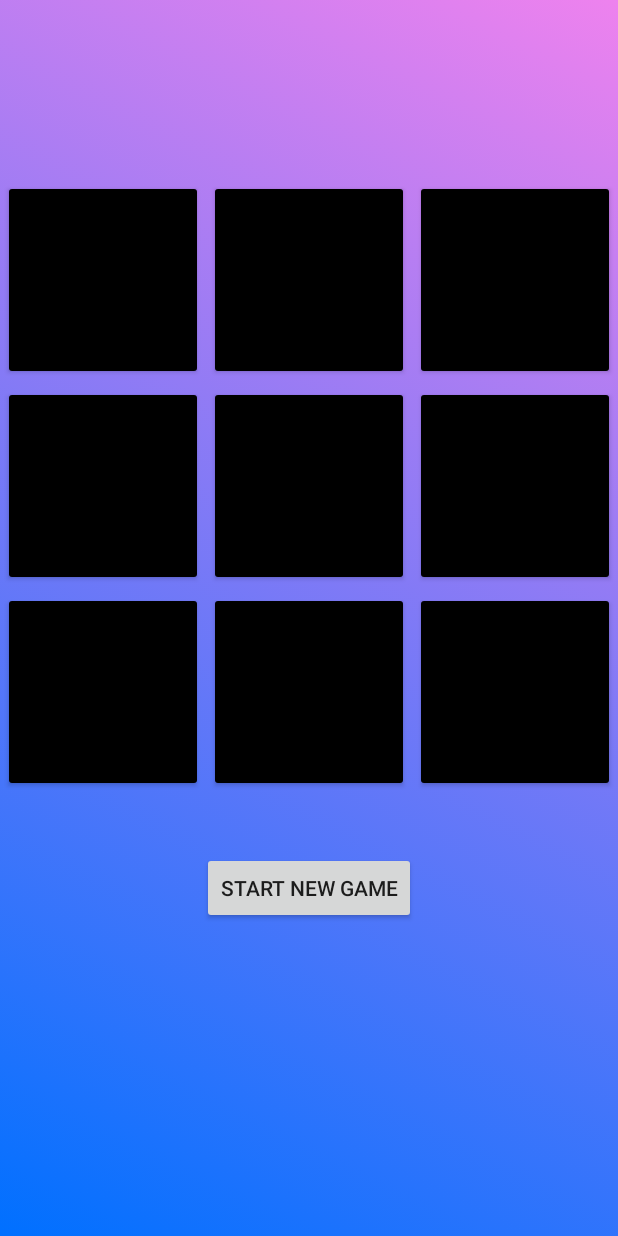
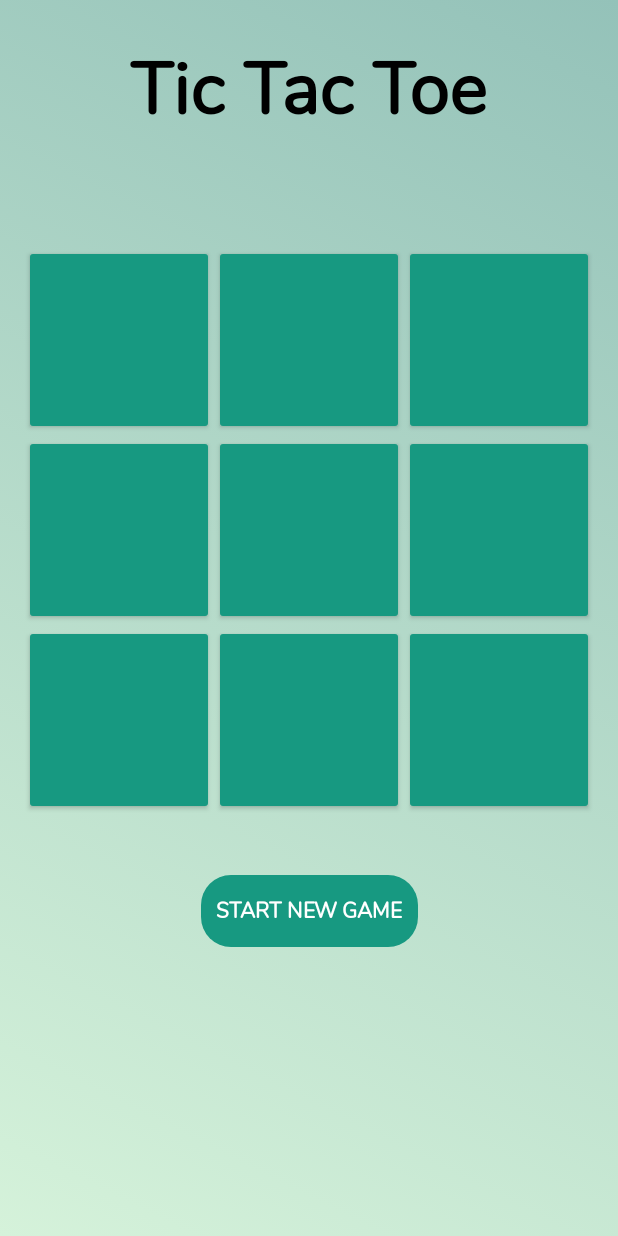
Before and after one commit to tylerbfink/TicTacToe, an Android app: the GamePlay screen opened directly, with no data from a screen before it, on a phone screen of 412 x 824 dp. Run offline under Robolectric (Android 15) with nearby library versions, the phone set to English and light mode, and no system bars.

Commit message:
-colour scheme final

```diff
--- a/app/build.gradle
+++ b/app/build.gradle
@@ -32,6 +32,7 @@ dependencies {
     implementation 'androidx.appcompat:appcompat:1.3.1'
     implementation 'com.google.android.material:material:1.4.0'
     implementation 'androidx.constraintlayout:constraintlayout:2.1.1'
+    implementation 'androidx.gridlayout:gridlayout:1.0.0'
     testImplementation 'junit:junit:4.+'
     androidTestImplementation 'androidx.test.ext:junit:1.1.3'
     androidTestImplementation 'androidx.test.espresso:espresso-core:3.4.0'
--- a/app/src/main/res/drawable/gradient_background.xml
+++ b/app/src/main/res/drawable/gradient_background.xml
@@ -6,8 +6,8 @@
 
             <gradient
                 android:type="linear"
-                android:startColor="#0070FF"
-                android:endColor="#ee82ee"
+                android:startColor="#d5f2da"
+                android:endColor="#94c2b9"
                 android:angle="45"
                 />
         </shape>
--- /dev/null
+++ b/app/src/main/res/drawable/rounded_corners.xml
@@ -0,0 +1,11 @@
+<?xml version="1.0" encoding="utf-8"?>
+<shape xmlns:android="http://schemas.android.com/apk/res/android">
+    <corners android:radius="20dp" />
+
+    <padding
+        android:bottom="10dp"
+        android:left="10dp"
+        android:right="10dp"
+        android:top="10dp" />
+
+</shape>
--- a/app/src/main/res/layout/activity_game_play.xml
+++ b/app/src/main/res/layout/activity_game_play.xml
@@ -7,104 +7,137 @@
     android:background="@drawable/gradient_background"
     tools:context=".GamePlay">
 
+    <TextView
+        android:id="@+id/title_play"
+        android:layout_width="wrap_content"
+        android:layout_height="wrap_content"
+        android:layout_marginTop="24dp"
+        android:fontFamily="@font/nunito"
+        android:text="@string/welcome_main"
+        android:textColor="#000000"
+        android:textSize="48sp"
+        android:textStyle="bold"
+        app:layout_constraintEnd_toEndOf="parent"
+        app:layout_constraintStart_toStartOf="parent"
+        app:layout_constraintTop_toTopOf="parent" />
+
     <Button
         android:id="@+id/button_zero"
-        style="@style/regular_button"
+        style="@style/play_button"
         android:layout_width="0dp"
         android:layout_height="0dp"
-        android:layout_marginTop="120dp"
+        android:layout_marginStart="16dp"
+        android:layout_marginTop="30dp"
+        android:gravity="center"
+        app:layout_constraintBottom_toTopOf="@+id/button_three"
         app:layout_constraintDimensionRatio="1"
         app:layout_constraintEnd_toStartOf="@+id/button_one"
         app:layout_constraintHorizontal_chainStyle="packed"
         app:layout_constraintStart_toStartOf="parent"
-        app:layout_constraintTop_toTopOf="parent" />
+        app:layout_constraintTop_toBottomOf="@+id/title_play"
+        app:layout_constraintVertical_chainStyle="packed" />
 
     <Button
         android:id="@+id/button_one"
-        style="@style/regular_button"
+        style="@style/play_button"
         android:layout_width="0dp"
         android:layout_height="0dp"
-        android:layout_marginTop="120dp"
+        android:gravity="center"
+        app:layout_constraintBottom_toBottomOf="@+id/button_zero"
         app:layout_constraintDimensionRatio="1"
         app:layout_constraintEnd_toStartOf="@+id/button_two"
-        app:layout_constraintStart_toEndOf="@+id/button_zero"
-        app:layout_constraintTop_toTopOf="parent" />
+        app:layout_constraintStart_toEndOf="@id/button_zero"
+        app:layout_constraintTop_toTopOf="@id/button_zero" />
 
     <Button
         android:id="@+id/button_two"
-        style="@style/regular_button"
+        style="@style/play_button"
         android:layout_width="0dp"
         android:layout_height="0dp"
-        android:layout_marginTop="120dp"
+        android:layout_marginEnd="16dp"
+        android:gravity="center"
+        app:layout_constraintBottom_toBottomOf="@+id/button_zero"
         app:layout_constraintDimensionRatio="1"
         app:layout_constraintEnd_toEndOf="parent"
-        app:layout_constraintStart_toEndOf="@+id/button_one"
-        app:layout_constraintTop_toTopOf="parent" />
+        app:layout_constraintStart_toEndOf="@id/button_one"
+        app:layout_constraintTop_toTopOf="@id/button_zero" />
 
     <Button
         android:id="@+id/button_three"
-        style="@style/regular_button"
+        style="@style/play_button"
         android:layout_width="0dp"
         android:layout_height="0dp"
+        android:gravity="center"
+        app:layout_constraintBottom_toTopOf="@+id/button_six"
         app:layout_constraintDimensionRatio="1"
-        app:layout_constraintEnd_toStartOf="@+id/button_four"
-        app:layout_constraintHorizontal_chainStyle="packed"
-        app:layout_constraintStart_toStartOf="parent"
-        app:layout_constraintTop_toBottomOf="@+id/button_zero" />
+        app:layout_constraintEnd_toEndOf="@id/button_zero"
+        app:layout_constraintStart_toStartOf="@id/button_zero"
+        app:layout_constraintTop_toBottomOf="@id/button_zero" />
 
     <Button
         android:id="@+id/button_four"
-        style="@style/regular_button"
+        style="@style/play_button"
         android:layout_width="0dp"
         android:layout_height="0dp"
+        android:gravity="center"
         app:layout_constraintDimensionRatio="1"
-        app:layout_constraintEnd_toStartOf="@+id/button_five"
-        app:layout_constraintStart_toEndOf="@+id/button_three"
-        app:layout_constraintTop_toBottomOf="@+id/button_one" />
+        app:layout_constraintBottom_toBottomOf="@+id/button_three"
+        app:layout_constraintEnd_toEndOf="@+id/button_one"
+        app:layout_constraintStart_toStartOf="@+id/button_one"
+        app:layout_constraintTop_toTopOf="@id/button_three" />
 
     <Button
         android:id="@+id/button_five"
-        style="@style/regular_button"
+        style="@style/play_button"
         android:layout_width="0dp"
         android:layout_height="0dp"
+        android:gravity="center"
         app:layout_constraintDimensionRatio="1"
-        app:layout_constraintEnd_toEndOf="parent"
-        app:layout_constraintStart_toEndOf="@+id/button_four"
-        app:layout_constraintTop_toBottomOf="@+id/button_two" />
+        app:layout_constraintBottom_toBottomOf="@+id/button_three"
+        app:layout_constraintEnd_toEndOf="@+id/button_two"
+        app:layout_constraintStart_toStartOf="@+id/button_two"
+        app:layout_constraintTop_toTopOf="@id/button_three"/>
 
     <Button
         android:id="@+id/button_six"
-        style="@style/regular_button"
+        style="@style/play_button"
         android:layout_width="0dp"
         android:layout_height="0dp"
+        android:gravity="center"
+        app:layout_constraintBottom_toTopOf="@+id/button_reset_board"
         app:layout_constraintDimensionRatio="1"
-        app:layout_constraintEnd_toStartOf="@+id/button_seven"
-        app:layout_constraintHorizontal_chainStyle="packed"
-        app:layout_constraintStart_toStartOf="parent"
-        app:layout_constraintTop_toBottomOf="@+id/button_three" />
+        app:layout_constraintEnd_toEndOf="@+id/button_zero"
+        app:layout_constraintStart_toStartOf="@+id/button_zero"
+        app:layout_constraintTop_toBottomOf="@id/button_three"/>
 
     <Button
         android:id="@+id/button_seven"
-        style="@style/regular_button"
+        style="@style/play_button"
         android:layout_width="0dp"
         android:layout_height="0dp"
+        android:gravity="center"
         app:layout_constraintDimensionRatio="1"
-        app:layout_constraintEnd_toStartOf="@+id/button_eight"
-        app:layout_constraintStart_toEndOf="@+id/button_six"
-        app:layout_constraintTop_toBottomOf="@+id/button_four" />
+        app:layout_constraintBottom_toBottomOf="@+id/button_six"
+        app:layout_constraintEnd_toEndOf="@+id/button_one"
+        app:layout_constraintStart_toStartOf="@+id/button_one"
+        app:layout_constraintTop_toTopOf="@id/button_six"/>
 
     <Button
         android:id="@+id/button_eight"
-        style="@style/regular_button"
+        style="@style/play_button"
         android:layout_width="0dp"
         android:layout_height="0dp"
+        android:gravity="center"
         app:layout_constraintDimensionRatio="1"
-        app:layout_constraintEnd_toEndOf="parent"
-        app:layout_constraintStart_toEndOf="@+id/button_seven"
-        app:layout_constraintTop_toBottomOf="@+id/button_five" />
+        app:layout_constraintBottom_toBottomOf="@+id/button_six"
+        app:layout_constraintEnd_toEndOf="@+id/button_two"
+        app:layout_constraintStart_toStartOf="@+id/button_two"
+        app:layout_constraintTop_toTopOf="@id/button_six"/>
 
     <Button
         android:id="@+id/button_reset_board"
+        style="@style/regular_button"
+        android:background="@drawable/rounded_corners"
         android:layout_width="wrap_content"
         android:layout_height="wrap_content"
         android:layout_marginTop="40dp"
--- a/app/src/main/res/layout/change_player_view.xml
+++ b/app/src/main/res/layout/change_player_view.xml
@@ -3,6 +3,7 @@
     android:id="@+id/change_player_name"
     android:layout_width="match_parent"
     android:layout_height="wrap_content"
+    android:fontFamily="@font/nunito"
     android:textAlignment="center"
-    android:textColor="#FFFFFF"
+    android:textColor="#000000"
     android:textSize="34sp"></TextView>
--- a/app/src/main/res/layout/main_view.xml
+++ b/app/src/main/res/layout/main_view.xml
@@ -3,6 +3,7 @@
     android:id="@+id/main_options_view"
     android:layout_width="match_parent"
     android:layout_height="wrap_content"
+    android:fontFamily="@font/nunito"
     android:gravity="center"
-    android:textSize="34sp"
-    android:textColor="#FFFFFF"/>
+    android:textColor="#000000"
+    android:textSize="34sp" />
--- a/app/src/main/res/values/styles.xml
+++ b/app/src/main/res/values/styles.xml
@@ -7,20 +7,21 @@
         <item name="android:windowFullscreen">true</item>
     </style>
 
+    <style name="play_button" parent="TextAppearance.AppCompat">
+        <item name="android:text">@string/blank</item>
+        <item name="android:textColor">#000000</item>
+        <item name="android:textSize">48sp</item>
+        <item name="android:fontFamily">@font/nunito</item>
+        <item name="android:textStyle">bold</item>
+        <item name="colorAccent">#F2B8B1</item>
+        <item name="android:backgroundTint">#179981</item>
+    </style>
+
     <style name="regular_button" parent="TextAppearance.AppCompat">
-        <item name="android:text">@string/blank</item>
+        <item name="fontFamily">@font/nunito</item>
+        <item name="android:textStyle">bold</item>
         <item name="android:textColor">#FFFFFF</item>
-        <item name="android:textSize">48sp</item>
-        <item name="android:textStyle">bold</item>
-        <item name="android:backgroundTint">#000000</item>
-        <item name="android:insetTop">0dp</item>
-        <item name="android:insetBottom">0dp</item>
-        <item name="android:layout_width">wrap_content</item>
-        <item name="android:layout_height">wrap_content</item>
-        <item name="android:layout_marginTop">4dp</item>
-        <item name="android:layout_marginBottom">4dp</item>
-        <item name="android:layout_marginStart">2dp</item>
-        <item name="android:layout_marginEnd">2dp</item>
+        <item name="backgroundTint">#179981</item>
     </style>
 
 </resources>
```
Also changed, not shown: app/src/main/java/com/example/tictactoe/GamePlay.java (+14 -2 lines), app/src/main/res/layout/activity_change_player.xml (+11 -6 lines), app/src/main/res/layout/activity_main.xml (+7 -4 lines), app/src/main/res/layout/activity_standings.xml (+9 -5 lines), app/src/main/res/layout/standings_view.xml (+8 -4 lines), app/src/main/res/font/nunito.ttf (added).
